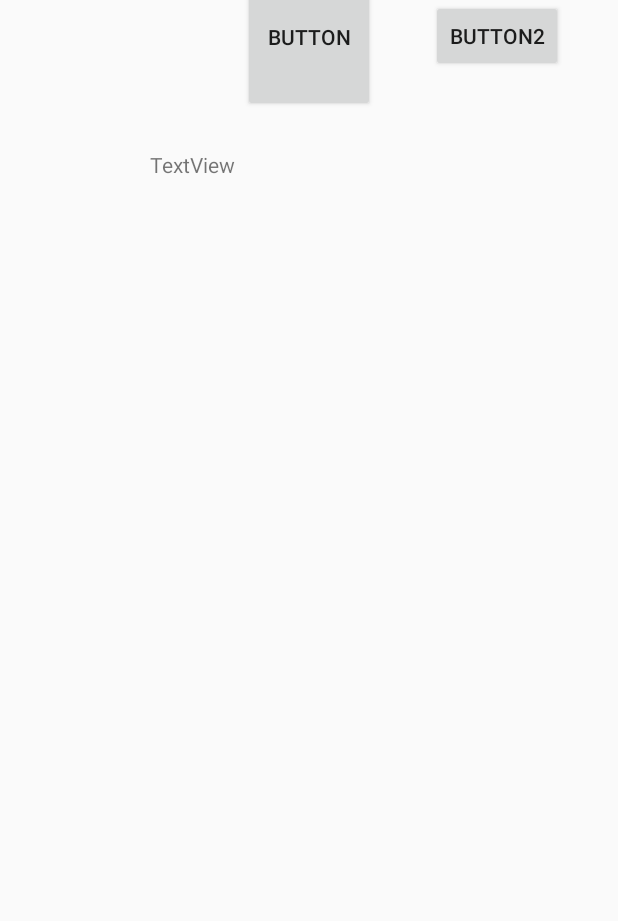
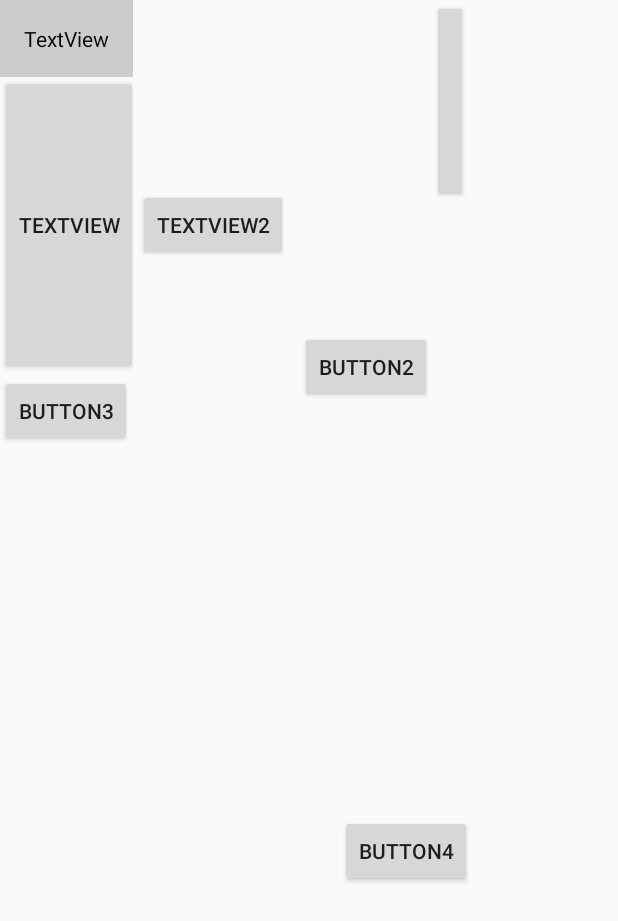
Before and after one commit to felicity520/guoLinStudy, an Android app: the layout activity_test.xml on its own in the app's theme, with its tools: preview values and no code run, on a phone screen of 412 x 824 dp. Shown: the top 921 px of the screen. Run offline under Robolectric (Android 15) with nearby library versions, the phone set to English and light mode, and no system bars.

Commit message:
20191124在家学习ConstraintLayout

```diff
--- a/app/src/main/AndroidManifest.xml
+++ b/app/src/main/AndroidManifest.xml
@@ -41,7 +41,7 @@
         <activity android:name=".Activity.LocationActivity" />
         <activity android:name=".Activity.DownLoadActivity" />
         <activity android:name=".Activity.NotificationTest" />
-        <activity android:name=".Activity.MainActivity" />
+<!--        <activity android:name=".Activity.MainActivity" />-->
         <activity android:name=".Thread.ThreadStudy" />
         <service
             android:name=".Service.DownloadService"
--- a/app/src/main/java/com/ryd/gyy/guolinstudy/Activity/MainActivity.java
+++ b/app/src/main/java/com/ryd/gyy/guolinstudy/Activity/MainActivity.java
@@ -32,10 +32,11 @@ public class MainActivity extends AppCompatActivity implements View.OnClickListe
     @Override
     protected void onCreate(Bundle savedInstanceState) {
         super.onCreate(savedInstanceState);
-        setContentView(R.layout.activity_main);
+//        setContentView(R.layout.activity_main);
+        setContentView(R.layout.activity_constraint_guoshen);
 
 
-        initView();
+//        initView();
     }
 
 
--- a/app/src/main/res/layout/activity_test.xml
+++ b/app/src/main/res/layout/activity_test.xml
@@ -1,36 +1,168 @@
 <androidx.constraintlayout.widget.ConstraintLayout xmlns:android="http://schemas.android.com/apk/res/android"
     xmlns:app="http://schemas.android.com/apk/res-auto"
+    xmlns:tools="http://schemas.android.com/tools"
     android:layout_width="match_parent"
     android:layout_height="match_parent">
 
-    <TextView
+    <!--注意：所有的特性都要先确认约束条件之后才可以使用-->
+    <!--参考文档：
+    google中文开发者网站：https://developer.android.google.cn/reference/androidx/constraintlayout/widget/Guideline?hl=en
+    A郭神：https://blog.csdn.net/guolin_blog/article/details/53122387
+    约束布局ConstraintLayout看这一篇就够了：https://www.jianshu.com/p/17ec9bd6ca8a-->
+
+    <!--前两组学习了魔法棒、layout_marginTop
+    右侧显示除了加layout_constraintLeft_toRightOf还要加layout_constraintBaseline_toBaselineOf-->
+    <Button
         android:id="@+id/TextView1"
         android:layout_width="wrap_content"
-        android:layout_height="wrap_content"
-        android:layout_marginLeft="100dp"
-        android:layout_marginTop="100dp"
+        android:layout_height="200dp"
+        android:layout_marginTop="50dp"
         android:text="TextView"
         app:layout_constraintLeft_toLeftOf="parent"
         app:layout_constraintTop_toTopOf="parent" />
 
+    <Button
+        android:id="@+id/TextView2"
+        android:layout_width="wrap_content"
+        android:layout_height="wrap_content"
+        android:text="TextView2"
+        app:layout_constraintBaseline_toBaselineOf="@+id/TextView1"
+        app:layout_constraintLeft_toRightOf="@+id/TextView1" />
 
+    <!--约束的控件可见性被设置为gone的时候使用的margin值
+    比如：此处就是当Button1为gone时，Button2设置才有效-->
     <Button
-        android:id="@+id/button"
+        android:id="@+id/Button1"
         android:layout_width="wrap_content"
-        android:layout_height="100dp"
-        android:layout_marginTop="500dp"
-        android:text="Button"
-        app:layout_constraintBaseline_toBaselineOf="@+id/Button2"
-        app:layout_constraintLeft_toLeftOf="parent"
-        app:layout_constraintRight_toRightOf="parent" />
+        android:layout_height="wrap_content"
+        android:layout_marginTop="50dp"
+        android:text="Button1"
+        android:visibility="gone"
+        app:layout_constraintStart_toStartOf="parent"
+        app:layout_constraintTop_toBottomOf="@+id/TextView1" />
 
     <Button
         android:id="@+id/Button2"
         android:layout_width="wrap_content"
         android:layout_height="wrap_content"
-        android:layout_marginTop="500dp"
         android:text="Button2"
+        app:layout_constraintBaseline_toBaselineOf="@+id/Button1"
+        app:layout_constraintLeft_toRightOf="@+id/Button1"
+        app:layout_goneMarginLeft="200dp"
+        app:layout_goneMarginStart="200dp" />
+
+    <Button
+        android:id="@+id/Button3"
+        android:layout_width="wrap_content"
+        android:layout_height="wrap_content"
+        android:text="Button3"
+        app:layout_constraintStart_toStartOf="@+id/TextView1"
+        app:layout_constraintTop_toBottomOf="@id/TextView1" />
+
+    <Button
+        android:id="@+id/Button4"
+        android:layout_width="wrap_content"
+        android:layout_height="wrap_content"
+        android:text="Button4"
+        app:layout_constraintBottom_toBottomOf="parent"
+        app:layout_constraintHorizontal_bias="0.7"
+        app:layout_constraintLeft_toLeftOf="parent"
         app:layout_constraintRight_toRightOf="parent"
-        app:layout_constraintLeft_toRightOf="@+id/button" />
+        app:layout_constraintTop_toTopOf="parent"
+        app:layout_constraintVertical_bias="0.7" />
+
+    <androidx.constraintlayout.widget.Barrier
+        android:id="@+id/barrier"
+        android:layout_width="wrap_content"
+        android:layout_height="wrap_content"
+        app:barrierDirection="right"
+        app:constraint_referenced_ids="TextView2,Button2" />
+
+    <!--宽或者高至少有一个是0dp，layout_constraintDimensionRatio-->
+    <Button
+        android:id="@+id/Button5"
+        android:layout_width="0dp"
+        android:layout_height="wrap_content"
+        android:layout_marginTop="200dp"
+        android:text="Button5"
+        app:layout_constraintDimensionRatio="H,8:4"
+        app:layout_constraintLeft_toRightOf="@+id/barrier" />
+
+    <TextView
+        android:id="@+id/TextView4"
+        android:layout_width="0dp"
+        android:layout_height="wrap_content"
+        android:background="@color/colorPrimary"
+        android:text="TextView4"
+        app:layout_constraintBaseline_toBaselineOf="@+id/TextView5"
+        app:layout_constraintHorizontal_chainStyle="packed"
+        app:layout_constraintHorizontal_weight="1"
+        app:layout_constraintLeft_toLeftOf="parent"
+        app:layout_constraintRight_toLeftOf="@+id/TextView5" />
+
+    <TextView
+        android:id="@+id/TextView5"
+        android:layout_width="0dp"
+        android:layout_height="wrap_content"
+        android:background="@color/colorAccent"
+        android:text="TextView5"
+        app:layout_constraintBaseline_toBaselineOf="@+id/TextView6"
+        app:layout_constraintHorizontal_weight="2"
+        app:layout_constraintLeft_toRightOf="@+id/TextView4"
+        app:layout_constraintRight_toLeftOf="@+id/TextView6"
+        app:layout_constraintRight_toRightOf="parent" />
+
+    <TextView
+        android:id="@+id/TextView6"
+        android:layout_width="0dp"
+        android:layout_height="wrap_content"
+        android:background="@color/green"
+        android:text="TextView6"
+        app:layout_constraintBaseline_toBaselineOf="@+id/TextView4"
+        app:layout_constraintHorizontal_weight="3"
+        app:layout_constraintLeft_toRightOf="@+id/TextView5"
+        app:layout_constraintRight_toRightOf="parent" />
+
+
+    <androidx.constraintlayout.widget.Group
+        android:id="@+id/group"
+        android:layout_width="wrap_content"
+        android:layout_height="wrap_content"
+        android:visibility="invisible"
+        app:constraint_referenced_ids="TextView5,TextView6"
+        tools:ignore="MissingConstraints" />
+
+    <androidx.constraintlayout.widget.Placeholder
+        android:id="@+id/placeholder"
+        android:layout_width="wrap_content"
+        android:layout_height="wrap_content"
+        app:content="@+id/textview"
+        app:layout_constraintLeft_toLeftOf="parent"
+        app:layout_constraintTop_toTopOf="parent" />
+
+    <TextView
+        android:id="@+id/textview"
+        android:layout_width="wrap_content"
+        android:layout_height="wrap_content"
+        android:background="#cccccc"
+        android:padding="16dp"
+        android:text="TextView"
+        android:textColor="#000000"
+        app:layout_constraintBottom_toBottomOf="parent"
+        app:layout_constraintRight_toRightOf="parent" />
+
+    <androidx.constraintlayout.widget.Guideline
+        android:id="@+id/guideline1"
+        android:layout_width="wrap_content"
+        android:layout_height="wrap_content"
+        android:orientation="horizontal"
+        app:layout_constraintGuide_percent="0.5" />
+
+    <androidx.constraintlayout.widget.Guideline
+        android:id="@+id/guideline2"
+        android:layout_width="wrap_content"
+        android:layout_height="wrap_content"
+        android:orientation="vertical"
+        app:layout_constraintGuide_percent="0.5" />
 
 </androidx.constraintlayout.widget.ConstraintLayout>
```
Also changed, not shown: app/src/main/res/layout/activity_constraint_guoshen.xml (added, +81 -0 lines).
